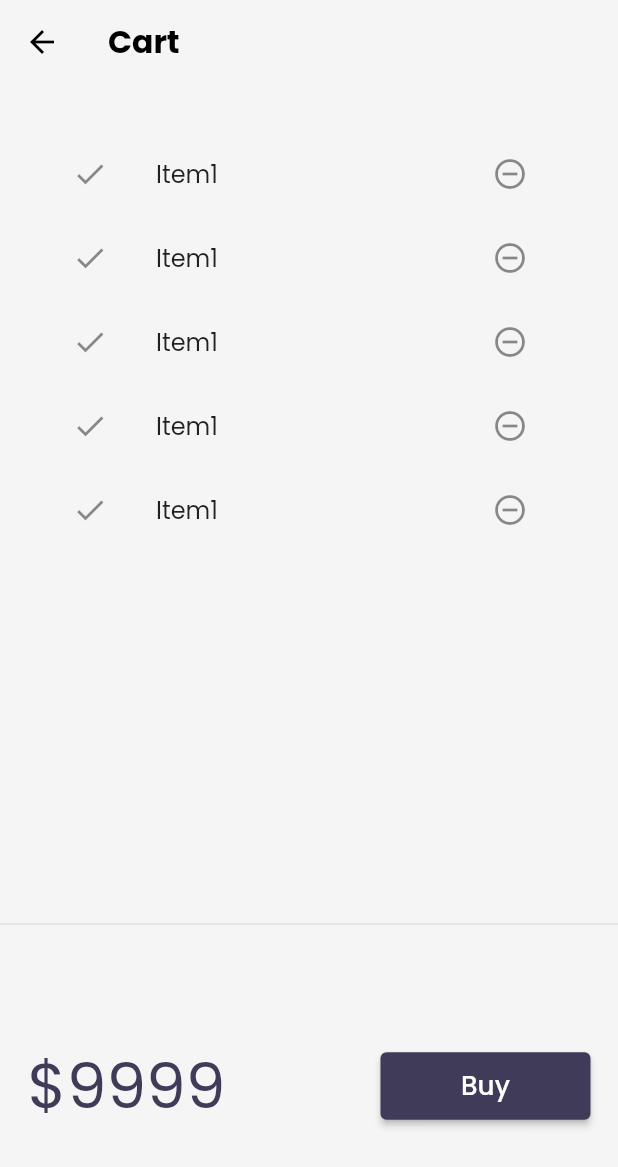
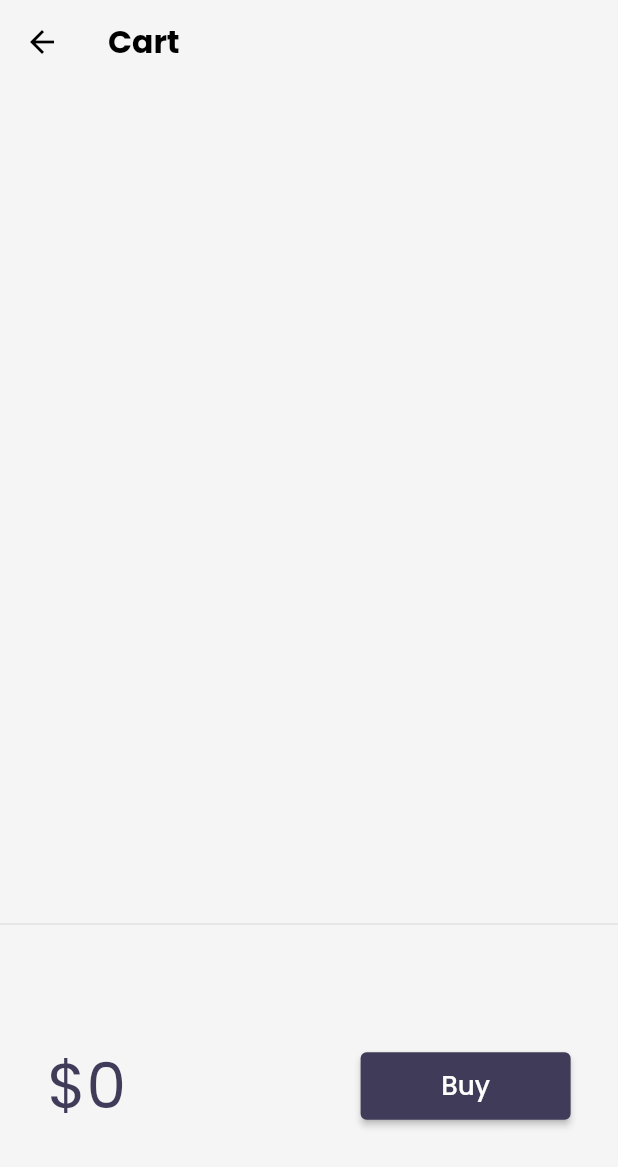
Before and after one commit to Yan-0/shopping_app, a Flutter app: the screen it shows after launch, after a tap on an icon or button, on a phone screen of 412 x 824 dp. Shown: the top 1167 px of the screen. Run offline on Flutter 3.47's test engine with Material 2 defaults, Android fonts, the phone set to English and light mode, and no system bars; our stand-ins replace google_fonts, velocity_x; network calls fail.

Commit message:
Day 20 completed

```diff
--- a/lib/Screens/cart.dart
+++ b/lib/Screens/cart.dart
@@ -1,5 +1,5 @@
 import 'package:flutter/material.dart';
-import '../widgets/themes.dart';
+import 'package:flutter_app/models/cart_model.dart';
 import 'package:velocity_x/velocity_x.dart';
 import 'package:google_fonts/google_fonts.dart';
 
@@ -26,12 +26,17 @@ class Cart extends StatelessWidget {
 class _CartTotal extends StatelessWidget {
   @override
   Widget build(BuildContext context) {
+    final _cart = CartModel();
     return SizedBox(
       height: 200,
       child: Row(
         mainAxisAlignment: MainAxisAlignment.spaceAround,
         children: [
-          "\$9999".text.xl5.color(context.theme.accentColor).make(),
+          "\$${_cart.totalPrice}"
+              .text
+              .xl5
+              .color(context.theme.accentColor)
+              .make(),
           30.widthBox,
           ElevatedButton(
             onPressed: () {
@@ -58,17 +63,18 @@ class _CartList extends StatefulWidget {
 }
 
 class __CartListState extends State<_CartList> {
+  final _cart = CartModel();
   @override
   Widget build(BuildContext context) {
     return ListView.builder(
-      itemCount: 5,
+      itemCount: _cart.items.length,
       itemBuilder: (context, index) => ListTile(
         leading: Icon(Icons.done),
         trailing: IconButton(
           onPressed: () {},
           icon: Icon(Icons.remove_circle_outline),
         ),
-        title: "Item1".text.make(),
+        title: _cart.items[index].name.text.make(),
       ),
     );
   }
--- a/lib/Screens/home.dart
+++ b/lib/Screens/home.dart
@@ -27,7 +27,7 @@ class _HomeState extends State<Home> {
         await rootBundle.loadString("assets/files/catalog.json");
     final decodeData = jsonDecode(catalogJson);
     var productsData = decodeData["products"];
-    CatalogModel.items = List.from(productsData)
+    CatalogModel.catModel.items = List.from(productsData)
         .map<Item>((item) => Item.fromMap(item))
         .toList();
     setState(() {});
@@ -52,7 +52,8 @@ class _HomeState extends State<Home> {
             crossAxisAlignment: CrossAxisAlignment.start,
             children: [
               CatalogHeader(),
-              if (CatalogModel.items != null && CatalogModel.items.isNotEmpty)
+              if (CatalogModel.catModel.items != null &&
+                  CatalogModel.catModel.items.isNotEmpty)
                 CatalogList().py16().expand()
               else
                 CircularProgressIndicator(
--- a/lib/models/cart_model.dart
+++ b/lib/models/cart_model.dart
@@ -1,6 +1,13 @@
+import 'package:flutter_app/Screens/cart.dart';
 import 'package:flutter_app/models/catalog.dart';
 
 class CartModel {
+  static final cartModel = CartModel._internal();
+
+  CartModel._internal();
+
+  factory CartModel() => cartModel;
+
 //Category Field
   late CatalogModel _catalog;
 
@@ -33,3 +40,4 @@ class CartModel {
   void remove(Item item) {
     _itemIds.remove(item.id);
   }
+}
--- a/lib/models/catalog.dart
+++ b/lib/models/catalog.dart
@@ -1,5 +1,11 @@
 class CatalogModel {
-  static List<Item> items = [];
+  static final catModel = CatalogModel._internal();
+
+  CatalogModel._internal();
+
+  factory CatalogModel() => catModel;
+
+  List<Item> items = [];
 
 //Get Item By ID
   Item getById(int id) =>
--- a/lib/widgets/home_widget/catalog_item.dart
+++ b/lib/widgets/home_widget/catalog_item.dart
@@ -1,8 +1,11 @@
+// ignore_for_file: public_member_api_docs, sort_constructors_first
 import 'package:flutter/material.dart';
+import 'package:velocity_x/velocity_x.dart';
+
 import 'package:flutter_app/Screens/home.dart';
+import 'package:flutter_app/models/cart_model.dart';
 import 'package:flutter_app/models/catalog.dart';
 import 'package:flutter_app/widgets/themes.dart';
-import 'package:velocity_x/velocity_x.dart';
 
 import 'catalog_image.dart';
 
@@ -33,14 +36,7 @@ class CatalogItem extends StatelessWidget {
                 buttonPadding: EdgeInsets.zero,
                 children: [
                   "\$${catalog.price}".text.bold.xl.make(),
-                  ElevatedButton(
-                      onPressed: () {},
-                      style: ButtonStyle(
-                        backgroundColor: MaterialStateProperty.all(
-                            context.theme.buttonColor),
-                        shape: MaterialStateProperty.all(StadiumBorder()),
-                      ),
-                      child: "Buy".text.make()),
+                  _AddToCart(catalog: catalog),
                 ],
               ).pOnly(right: 8),
             ],
@@ -50,3 +46,37 @@ class CatalogItem extends StatelessWidget {
     ).color(context.cardColor).roundedLg.square(150).make().py16();
   }
 }
+
+class _AddToCart extends StatefulWidget {
+  final Item catalog;
+  const _AddToCart({
+    Key? key,
+    required this.catalog,
+  }) : super(key: key);
+
+  @override
+  State<_AddToCart> createState() => _AddToCartState();
+}
+
+class _AddToCartState extends State<_AddToCart> {
+  bool isAdded = false;
+
+  @override
+  Widget build(BuildContext context) {
+    return ElevatedButton(
+      onPressed: () {
+        isAdded = isAdded.toggle();
+        final _catalog = CatalogModel();
+        final _cart = CartModel();
+        _cart.catalog = _catalog;
+        _cart.add(widget.catalog);
+        setState(() {});
+      },
+      style: ButtonStyle(
+        backgroundColor: MaterialStateProperty.all(context.theme.buttonColor),
+        shape: MaterialStateProperty.all(StadiumBorder()),
+      ),
+      child: isAdded ? Icon(Icons.done) : "Add to cart".text.make(),
+    );
+  }
+}
--- a/lib/widgets/home_widget/catalog_list.dart
+++ b/lib/widgets/home_widget/catalog_list.dart
@@ -9,9 +9,9 @@ class CatalogList extends StatelessWidget {
   Widget build(BuildContext context) {
     return ListView.builder(
       shrinkWrap: true,
-      itemCount: CatalogModel.items.length,
+      itemCount: CatalogModel.catModel.items.length,
       itemBuilder: ((context, index) {
-        final catalog = CatalogModel.items[index];
+        final catalog = CatalogModel.catModel.items[index];
         return InkWell(
           onTap: () => Navigator.push(
             context,
```
